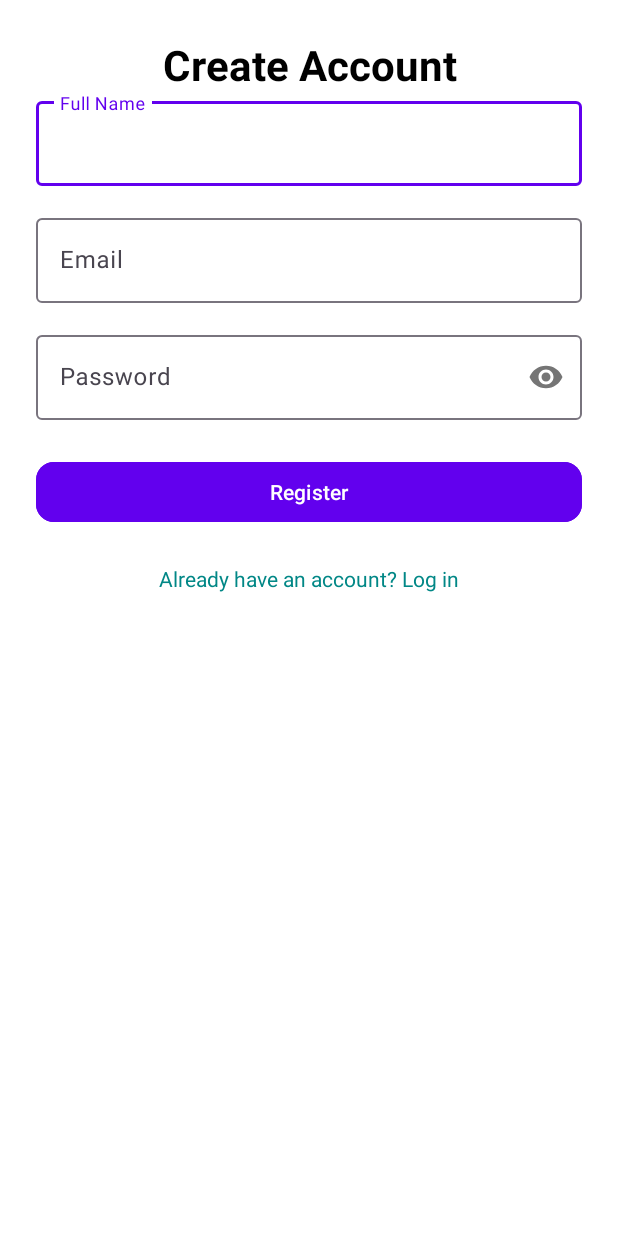
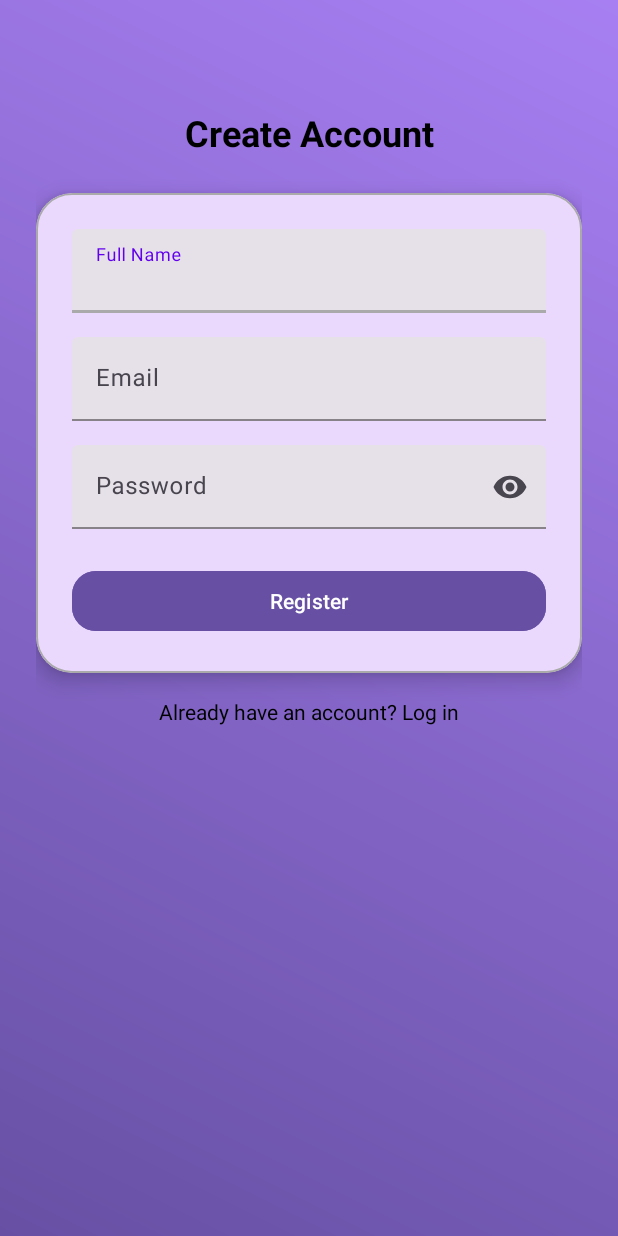
Before and after one commit to amannnp/Expense, an Android app built with Jetpack Compose: the screen it shows after launch (RegisterActivity), after a tap on "Don't have an account? Sign up", on a phone screen of 412 x 824 dp. Run offline under Robolectric (Android 15) with nearby library versions, the light colour scheme and no system bars; our stand-ins replace Firebase (no records; nobody signed in at launch, a user with empty details on screens opened directly); 2 other taps on this screen came first.

Commit message:
version 8 - best

```diff
--- a/app/src/main/java/com/example/expenseclassifierapp/RegisterActivity.kt
+++ b/app/src/main/java/com/example/expenseclassifierapp/RegisterActivity.kt
@@ -23,6 +23,7 @@ class RegisterActivity : AppCompatActivity() {
     private lateinit var progressBar: ProgressBar
     private lateinit var loginRedirectText: TextView
 
+
     override fun onCreate(savedInstanceState: Bundle?) {
         super.onCreate(savedInstanceState)
 
@@ -46,7 +47,8 @@ class RegisterActivity : AppCompatActivity() {
         passwordInput = findViewById(R.id.passwordInput)
         registerButton = findViewById(R.id.registerButton)
         progressBar = findViewById(R.id.progressBar)
-        loginRedirectText = findViewById(R.id.loginRedirectText)
+        loginRedirectText = findViewById(R.id.loginRedirect)
+
 
         // 🔄 Handle registration
         registerButton.setOnClickListener {
--- a/app/src/main/res/layout/activity_register.xml
+++ b/app/src/main/res/layout/activity_register.xml
@@ -4,108 +4,118 @@
     xmlns:app="http://schemas.android.com/apk/res-auto"
     android:layout_width="match_parent"
     android:layout_height="match_parent"
-    android:padding="24dp"
-    android:background="@color/white">
+    android:background="@drawable/gradient_background"
+    android:padding="24dp">
 
+    <!-- Title -->
     <TextView
         android:id="@+id/titleText"
-        android:layout_width="0dp"
+        android:layout_width="wrap_content"
         android:layout_height="wrap_content"
         android:text="Create Account"
-        android:textSize="28sp"
+        android:textSize="24sp"
         android:textStyle="bold"
-        android:textColor="@color/black"
-        android:gravity="center"
+        android:textColor="@android:color/black"
         app:layout_constraintTop_toTopOf="parent"
         app:layout_constraintStart_toStartOf="parent"
         app:layout_constraintEnd_toEndOf="parent"
-        app:layout_constraintBottom_toTopOf="@+id/nameLayout"
-        android:layout_marginBottom="32dp" />
+        android:layout_marginTop="48dp"/>
 
+    <!-- Form Card -->
+    <com.google.android.material.card.MaterialCardView
+        android:id="@+id/registerCard"
+        android:layout_width="0dp"
+        android:layout_height="wrap_content"
+        app:cardCornerRadius="24dp"
+        app:cardElevation="8dp"
+        app:strokeColor="@android:color/darker_gray"
+        app:strokeWidth="1dp"
+        app:layout_constraintTop_toBottomOf="@id/titleText"
+        app:layout_constraintStart_toStartOf="parent"
+        app:layout_constraintEnd_toEndOf="parent"
+        android:layout_marginTop="24dp">
+
+        <LinearLayout
+            android:layout_width="match_parent"
+            android:layout_height="wrap_content"
+            android:orientation="vertical"
+            android:padding="24dp">
+
+            <!-- Full Name -->
             <com.google.android.material.textfield.TextInputLayout
                 android:id="@+id/nameLayout"
-        android:layout_width="0dp"
+                style="@style/Widget.Material3.TextInputLayout.FilledBox"
+                android:layout_width="match_parent"
                 android:layout_height="wrap_content"
                 android:hint="Full Name"
-        app:layout_constraintTop_toBottomOf="@+id/titleText"
-        app:layout_constraintStart_toStartOf="parent"
-        app:layout_constraintEnd_toEndOf="parent">
+                app:boxStrokeColor="@android:color/darker_gray"
+                android:layout_marginBottom="16dp">
 
                 <com.google.android.material.textfield.TextInputEditText
                     android:id="@+id/nameInput"
                     android:layout_width="match_parent"
-            android:layout_height="wrap_content"
-            android:inputType="textPersonName"/>
+                    android:layout_height="wrap_content" />
             </com.google.android.material.textfield.TextInputLayout>
 
+            <!-- Email -->
             <com.google.android.material.textfield.TextInputLayout
                 android:id="@+id/emailLayout"
-        android:layout_width="0dp"
+                style="@style/Widget.Material3.TextInputLayout.FilledBox"
+                android:layout_width="match_parent"
                 android:layout_height="wrap_content"
                 android:hint="Email"
-        app:layout_constraintTop_toBottomOf="@id/nameLayout"
-        app:layout_constraintStart_toStartOf="parent"
-        app:layout_constraintEnd_toEndOf="parent"
-        android:layout_marginTop="16dp">
+                app:boxStrokeColor="@android:color/darker_gray"
+                android:layout_marginBottom="16dp">
 
                 <com.google.android.material.textfield.TextInputEditText
                     android:id="@+id/emailInput"
                     android:layout_width="match_parent"
                     android:layout_height="wrap_content"
-            android:inputType="textEmailAddress"/>
+                    android:inputType="textEmailAddress" />
             </com.google.android.material.textfield.TextInputLayout>
 
+            <!-- Password -->
             <com.google.android.material.textfield.TextInputLayout
                 android:id="@+id/passwordLayout"
-        android:layout_width="0dp"
+                style="@style/Widget.Material3.TextInputLayout.FilledBox"
+                android:layout_width="match_parent"
                 android:layout_height="wrap_content"
                 android:hint="Password"
-        app:passwordToggleEnabled="true"
-        app:layout_constraintTop_toBottomOf="@id/emailLayout"
-        app:layout_constraintStart_toStartOf="parent"
-        app:layout_constraintEnd_toEndOf="parent"
-        android:layout_marginTop="16dp">
+                app:boxStrokeColor="@android:color/darker_gray"
+                app:endIconMode="password_toggle"
+                android:layout_marginBottom="24dp">
 
                 <com.google.android.material.textfield.TextInputEditText
                     android:id="@+id/passwordInput"
                     android:layout_width="match_parent"
                     android:layout_height="wrap_content"
-            android:inputType="textPassword"/>
+                    android:inputType="textPassword" />
             </com.google.android.material.textfield.TextInputLayout>
 
-    <Button
+            <!-- Register Button -->
+            <com.google.android.material.button.MaterialButton
                 android:id="@+id/registerButton"
-        android:layout_width="0dp"
+                android:layout_width="match_parent"
                 android:layout_height="wrap_content"
                 android:text="Register"
-        android:backgroundTint="?attr/colorPrimary"
+                android:textAllCaps="false"
                 android:textColor="@android:color/white"
-        app:cornerRadius="12dp"
-        app:layout_constraintTop_toBottomOf="@id/passwordLayout"
-        app:layout_constraintStart_toStartOf="parent"
-        app:layout_constraintEnd_toEndOf="parent"
-        android:layout_marginTop="24dp" />
+                android:backgroundTint="@color/md_theme_primary"
+                app:cornerRadius="16dp" />
+        </LinearLayout>
+    </com.google.android.material.card.MaterialCardView>
 
-    <ProgressBar
-        android:id="@+id/progressBar"
-        style="@android:style/Widget.DeviceDefault.Light.ProgressBar.Small"
-        android:layout_width="wrap_content"
-        android:layout_height="wrap_content"
-        android:visibility="gone"
-        app:layout_constraintTop_toBottomOf="@id/registerButton"
-        app:layout_constraintStart_toStartOf="parent"
-        app:layout_constraintEnd_toEndOf="parent"
-        android:layout_marginTop="16dp"/>
-
+    <!-- Login Redirect -->
     <TextView
-        android:id="@+id/loginRedirectText"
+        android:id="@+id/loginRedirect"
         android:layout_width="wrap_content"
         android:layout_height="wrap_content"
         android:text="Already have an account? Log in"
-        android:textColor="@color/teal_700"
+        android:textColor="@android:color/black"
         android:textSize="14sp"
-        app:layout_constraintTop_toBottomOf="@id/progressBar"
+        app:layout_constraintTop_toBottomOf="@id/registerCard"
         app:layout_constraintStart_toStartOf="parent"
         app:layout_constraintEnd_toEndOf="parent"
-        android:layout_marginTop="24dp"/>
+        android:layout_marginTop="16dp" />
+
 </androidx.constraintlayout.widget.ConstraintLayout>
```
Also changed, not shown: app/src/main/java/com/example/expenseclassifierapp/MainActivity.kt (+64 -57 lines), app/src/main/res/layout/activity_forgot_password.xml (+59 -19 lines), app/src/main/res/layout/activity_main.xml (+28 -28 lines), app/src/main/res/layout/item_expense.xml (+16 -3 lines). Lines whose indentation alone changed are shown as unchanged.
